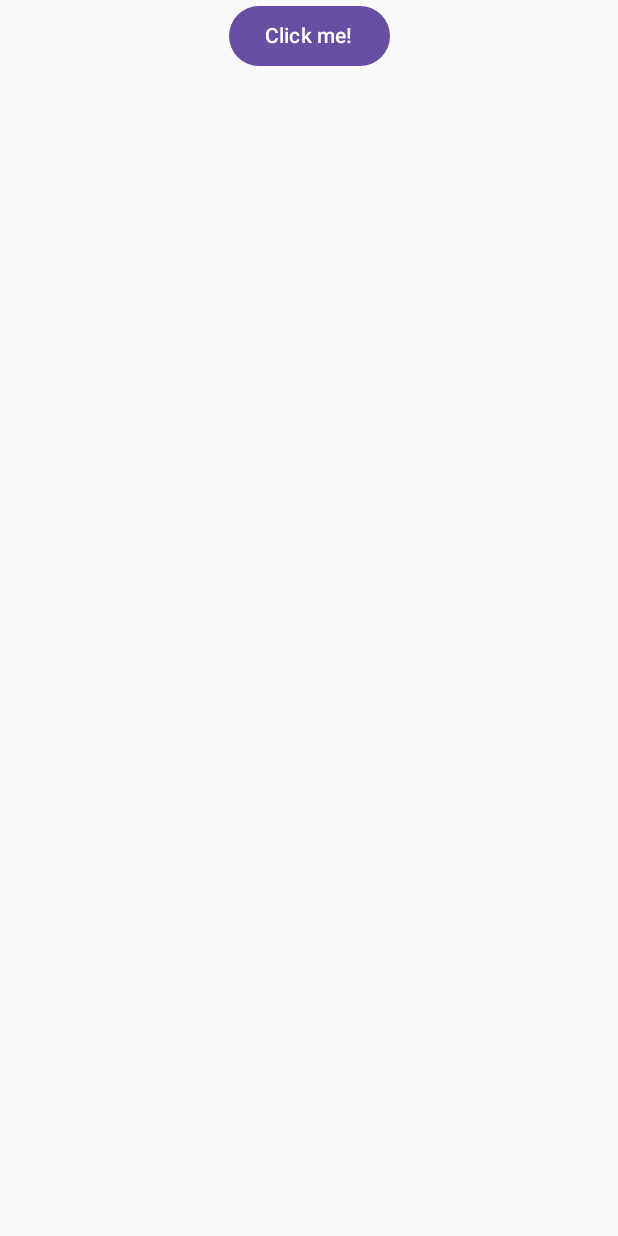
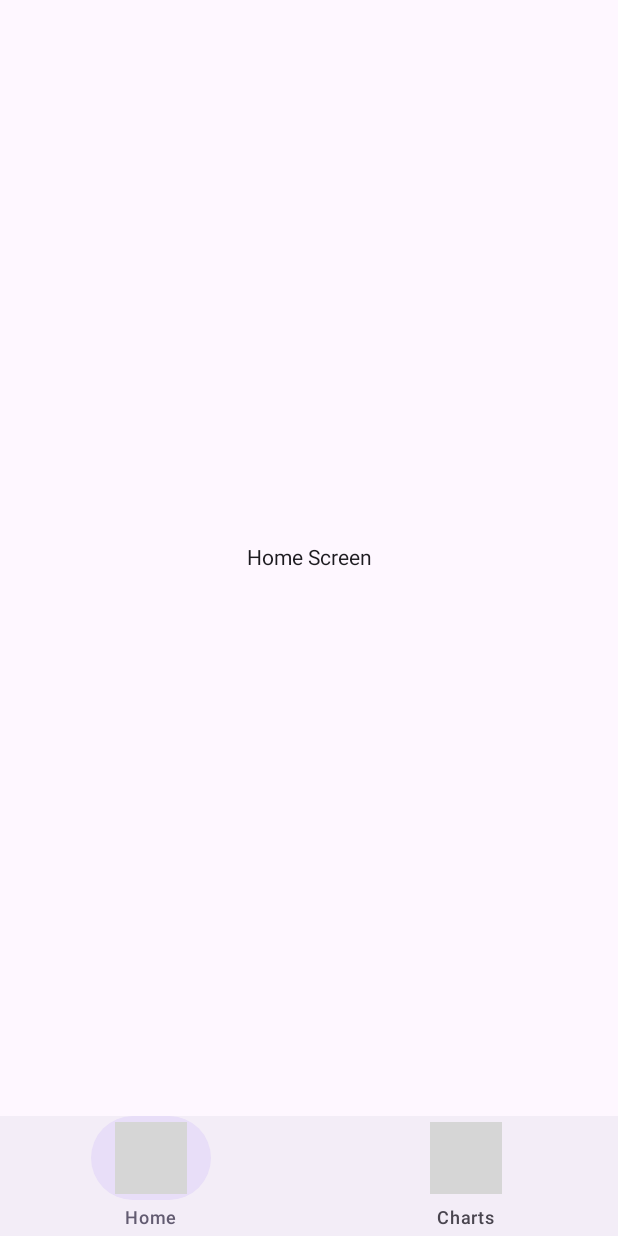
Before and after one commit to Alimohammadzadeh24/CmpChartImplementation, an Android app built with Jetpack Compose: the screen it shows after launch (MainActivity), on a phone screen of 412 x 824 dp. Run offline under Robolectric (Android 15) with nearby library versions, the phone set to English and light mode, and no system bars; our stand-ins replace Compose Multiplatform resources; libraries missing offline, so code that uses them is left out: cmpchartimplementation.composeapp.generated; 2 statements that could not run were skipped; grey boxes are pictures that could not be loaded.

Commit message:
feat: Implement navigation and bottom bar
This commit introduces a navigation system and a bottom navigation bar to the application.

- Added a `Screen` sealed class to define navigation destinations.
- Implemented a `Scaffold` with a `NavigationBar` for bottom navigation.
- The `NavigationBar` includes items for "Home" and "Charts".
- `NavHost` is used to manage navigation between screens.
- Created placeholder screens for "Home", "Charts", and "Settings".
- Added vector icons for "Home" and "Charts".
- Removed the `@ExperimentalKotlinGradlePluginApi` annotation from `build.gradle.kts`.
- Removed the `AppAndroidPreview` from `MainActivity.kt` as it's now in `App.kt`.

```diff
--- a/composeApp/build.gradle.kts
+++ b/composeApp/build.gradle.kts
@@ -1,5 +1,4 @@
 import org.jetbrains.compose.desktop.application.dsl.TargetFormat
-import org.jetbrains.kotlin.gradle.ExperimentalKotlinGradlePluginApi
 import org.jetbrains.kotlin.gradle.dsl.JvmTarget
 
 plugins {
@@ -12,7 +11,6 @@ plugins {
 
 kotlin {
     androidTarget {
-        @OptIn(ExperimentalKotlinGradlePluginApi::class)
         compilerOptions {
             jvmTarget.set(JvmTarget.JVM_11)
         }
--- /dev/null
+++ b/composeApp/src/commonMain/composeResources/drawable/ic_chart_line.xml
@@ -0,0 +1,13 @@
+<vector xmlns:android="http://schemas.android.com/apk/res/android"
+    android:width="24dp"
+    android:height="24dp"
+    android:viewportWidth="24"
+    android:viewportHeight="24">
+  <path
+      android:pathData="M3,15V16.8C3,17.92 3,18.48 3.218,18.908C3.41,19.284 3.715,19.59 4.092,19.782C4.519,20 5.079,20 6.197,20H21M3,15V5M3,15L6.853,11.789L6.857,11.786C7.554,11.206 7.903,10.915 8.282,10.796C8.729,10.657 9.211,10.679 9.644,10.858C10.01,11.011 10.332,11.332 10.976,11.976L10.982,11.982C11.636,12.636 11.963,12.964 12.336,13.115C12.777,13.295 13.269,13.311 13.721,13.161C14.104,13.033 14.454,12.727 15.154,12.115L21,7"
+      android:strokeLineJoin="round"
+      android:strokeWidth="2"
+      android:fillColor="#00000000"
+      android:strokeColor="#ffffff"
+      android:strokeLineCap="round"/>
+</vector>
--- /dev/null
+++ b/composeApp/src/commonMain/composeResources/drawable/ic_home.xml
@@ -0,0 +1,13 @@
+<vector xmlns:android="http://schemas.android.com/apk/res/android"
+    android:width="24dp"
+    android:height="24dp"
+    android:viewportWidth="24"
+    android:viewportHeight="24">
+  <path
+      android:pathData="M4,11.452V16.8C4,17.92 4,18.481 4.218,18.909C4.41,19.285 4.715,19.591 5.092,19.782C5.519,20 6.079,20 7.197,20H16.803C17.921,20 18.48,20 18.907,19.782C19.284,19.591 19.59,19.285 19.782,18.909C20,18.481 20,17.922 20,16.804V11.452C20,10.918 20,10.651 19.935,10.402C19.877,10.182 19.782,9.973 19.655,9.785C19.51,9.572 19.31,9.396 18.907,9.044L14.107,4.844C13.361,4.191 12.988,3.864 12.567,3.74C12.197,3.63 11.803,3.63 11.432,3.74C11.013,3.864 10.64,4.19 9.894,4.842L5.093,9.044C4.691,9.396 4.49,9.572 4.346,9.785C4.218,9.973 4.123,10.182 4.065,10.402C4,10.651 4,10.918 4,11.452Z"
+      android:strokeLineJoin="round"
+      android:strokeWidth="2"
+      android:fillColor="#00000000"
+      android:strokeColor="#ffffff"
+      android:strokeLineCap="round"/>
+</vector>
--- a/composeApp/src/commonMain/kotlin/org/alimmz/cmp/chart_implementation/App.kt
+++ b/composeApp/src/commonMain/kotlin/org/alimmz/cmp/chart_implementation/App.kt
@@ -1,44 +1,126 @@
 package org.alimmz.cmp.chart_implementation
 
-import androidx.compose.animation.AnimatedVisibility
-import androidx.compose.foundation.Image
-import androidx.compose.foundation.layout.Column
-import androidx.compose.foundation.layout.fillMaxSize
-import androidx.compose.foundation.layout.fillMaxWidth
-import androidx.compose.foundation.layout.safeContentPadding
-import androidx.compose.material3.Button
-import androidx.compose.material3.MaterialTheme
-import androidx.compose.material3.Text
+import androidx.compose.foundation.layout.*
+import androidx.compose.material3.*
 import androidx.compose.runtime.*
 import androidx.compose.ui.Alignment
 import androidx.compose.ui.Modifier
-import org.jetbrains.compose.resources.painterResource
+import cmpchartimplementation.composeapp.generated.resources.Res as R
+import androidx.navigation.compose.NavHost
+import androidx.navigation.compose.composable
+import androidx.navigation.compose.currentBackStackEntryAsState
+import androidx.navigation.compose.rememberNavController
+import cmpchartimplementation.composeapp.generated.resources.ic_home
+import cmpchartimplementation.composeapp.generated.resources.ic_chart_line
+import org.alimmz.cmp.chart_implementation.navigation.Screen
+import org.jetbrains.compose.resources.vectorResource
 import org.jetbrains.compose.ui.tooling.preview.Preview
 
-import cmpchartimplementation.composeapp.generated.resources.Res
-import cmpchartimplementation.composeapp.generated.resources.compose_multiplatform
+@Composable
+fun App() {
+    val navController = rememberNavController()
+    val currentBackStack by navController.currentBackStackEntryAsState()
+    val currentDestination = currentBackStack?.destination
+    val currentScreen = Screen.getRoute(currentDestination?.route)
 
-@Composable
-@Preview
-fun App() {
-    MaterialTheme {
-        var showContent by remember { mutableStateOf(false) }
-        Column(
-            modifier = Modifier
-                .safeContentPadding()
-                .fillMaxSize(),
-            horizontalAlignment = Alignment.CenterHorizontally,
+    Scaffold(
+        bottomBar = {
+            NavigationBar {
+                NavigationBarItem(
+                    icon = {
+                        Icon(
+                            vectorResource(
+                                R.drawable.ic_home
+                            ), contentDescription = "Home"
+                        )
+                    },
+                    label = { Text(Screen.Home.title) },
+                    selected = currentScreen == Screen.Home,
+                    onClick = {
+                        navController.navigate(Screen.Home.route) {
+                            popUpTo(navController.graph.startDestinationId) {
+                                saveState = true
+                            }
+                            launchSingleTop = true
+                            restoreState = true
+                        }
+                    }
+                )
+                NavigationBarItem(
+                    icon = {
+                        Icon(
+                            vectorResource(
+                                R.drawable.ic_chart_line
+                            ), contentDescription = "Charts"
+                        )
+                    },
+                    label = { Text(Screen.Charts.title) },
+                    selected = currentScreen == Screen.Charts,
+                    onClick = {
+                        navController.navigate(Screen.Charts.route) {
+                            popUpTo(navController.graph.startDestinationId) {
+                                saveState = true
+                            }
+                            launchSingleTop = true
+                            restoreState = true
+                        }
+                    }
+                )
+            }
+        }
+    ) { paddingValues ->
+        NavHost(
+            navController = navController,
+            startDestination = Screen.Home.route,
+            modifier = Modifier.padding(paddingValues)
         ) {
-            Button(onClick = { showContent = !showContent }) {
-                Text("Click me!")
+            composable(Screen.Home.route) {
+                HomeScreen()
             }
-            AnimatedVisibility(showContent) {
-                val greeting = remember { Greeting().greet() }
-                Column(Modifier.fillMaxWidth(), horizontalAlignment = Alignment.CenterHorizontally) {
-                    Image(painterResource(Res.drawable.compose_multiplatform), null)
-                    Text("Compose: $greeting")
-                }
+            composable(Screen.Charts.route) {
+                ChartsScreen()
+            }
+            composable(Screen.Settings.route) {
+                SettingsScreen()
             }
         }
     }
 }
+
+@Composable
+fun HomeScreen() {
+    Box(
+        modifier = Modifier.fillMaxSize(),
+        contentAlignment = Alignment.Center
+    ) {
+        Text("Home Screen")
+    }
+}
+
+@Composable
+fun ChartsScreen() {
+    Box(
+        modifier = Modifier.fillMaxSize(),
+        contentAlignment = Alignment.Center
+    ) {
+        Text("Charts Screen")
+    }
+}
+
+@Composable
+fun SettingsScreen() {
+    Box(
+        modifier = Modifier.fillMaxSize(),
+        contentAlignment = Alignment.Center
+    ) {
+        Text("Settings Screen")
+    }
+}
+
+@Preview
+@Composable
+fun AppAndroidPreview() {
+    MaterialTheme {
+        App()
+    }
+}
--- /dev/null
+++ b/composeApp/src/commonMain/kotlin/org/alimmz/cmp/chart_implementation/navigation/Screen.kt
@@ -0,0 +1,16 @@
+package org.alimmz.cmp.chart_implementation.navigation
+
+sealed class Screen(val route: String, val title: String) {
+    data object Home : Screen("home", "Home")
+    data object Charts : Screen("charts", "Charts")
+    data object Settings : Screen("settings", "Settings")
+
+    companion object {
+        fun getRoute(route: String?): Screen = when (route) {
+            Home.route -> Home
+            Charts.route -> Charts
+            Settings.route -> Settings
+            else -> Home
+        }
+    }
+}
```
Also changed, not shown: composeApp/src/androidMain/kotlin/org/alimmz/cmp/chart_implementation/MainActivity.kt (+0 -8 lines).
